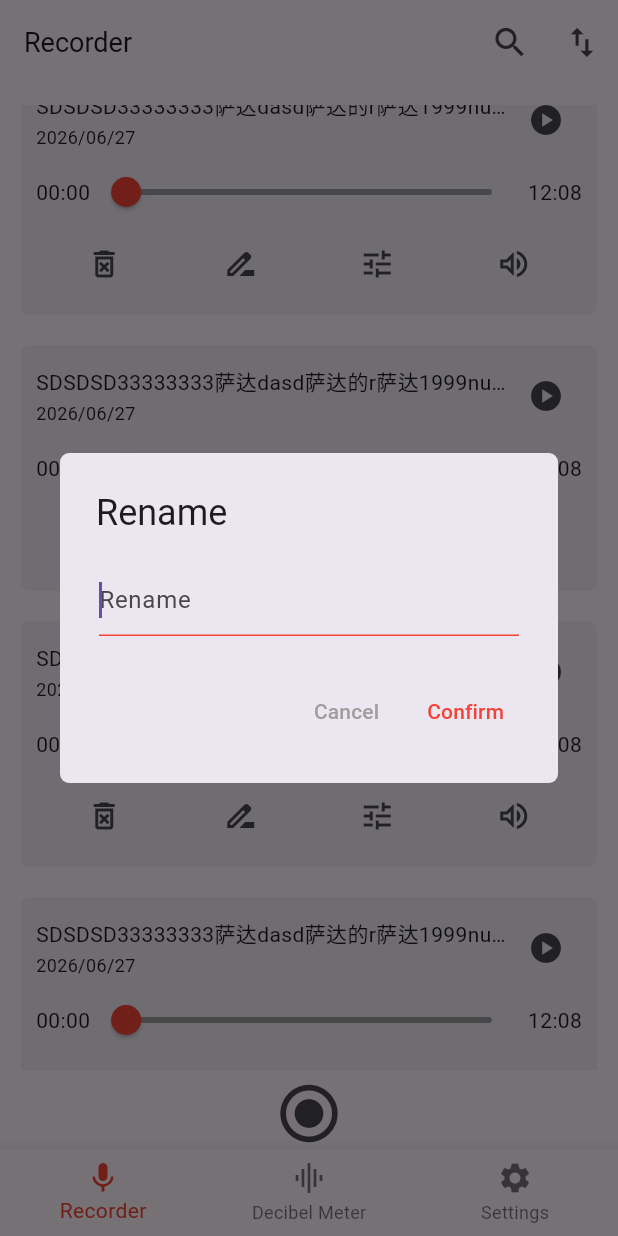
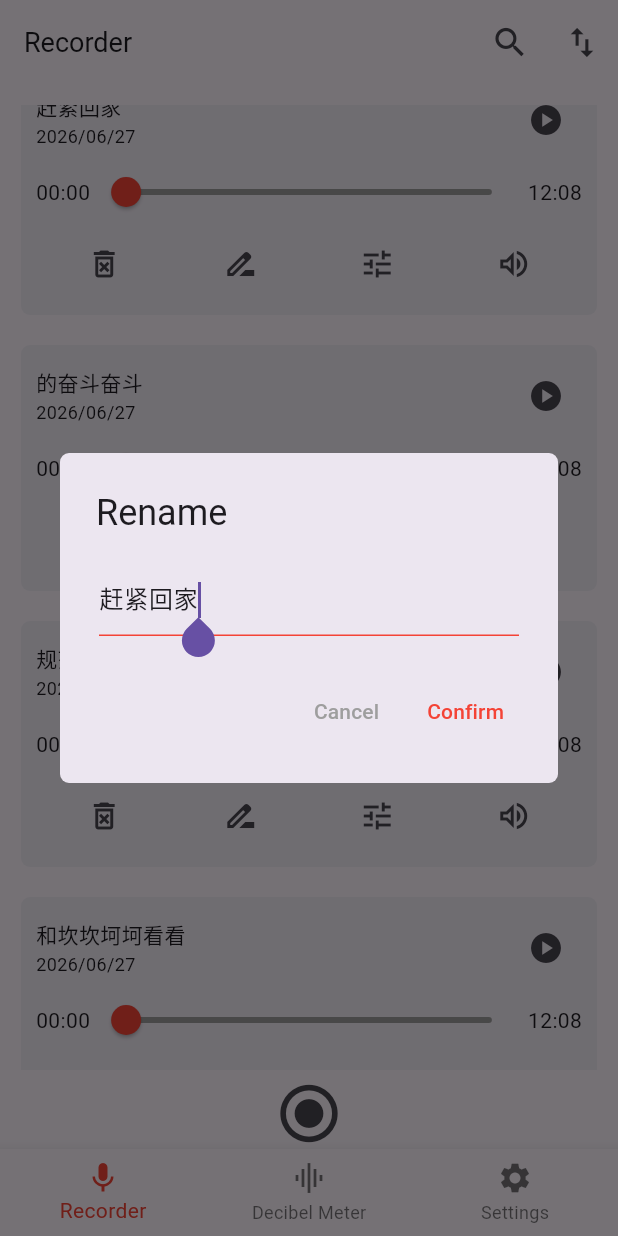
Before and after one commit to wu-yiqiang/audiometer, a Flutter app: the screen it shows after launch, scrolled down 576 dp, after a tap on the "drive file rename outline" icon, on a phone screen of 412 x 824 dp. Run offline on Flutter 3.47's test engine with Material 3 defaults, Android fonts, the phone set to English and light mode, and no system bars; our stand-ins replace flutter_easyloading, get, get_storage.

Commit message:
录音数据删除和修改修改功能

```diff
--- a/lib/main.dart
+++ b/lib/main.dart
@@ -7,6 +7,7 @@ import 'package:audiometer/utils/eventBus.dart';
 import 'package:flutter/material.dart';
 import 'package:get/get.dart';
 import 'package:get_storage/get_storage.dart';
+import 'package:flutter_easyloading/flutter_easyloading.dart';
 
 void main() async {
   await GetStorage.init();
@@ -26,6 +27,7 @@ class MyApp extends StatelessWidget {
     late GeneralController generalController = Get.put(GeneralController());
     return Obx(() {
       return GetMaterialApp(
+        builder: EasyLoading.init(),
         initialRoute: routerMap['HOME'],
         getPages: AppPages.pages,
         theme: ThemeData(
--- a/lib/pages/RecorderPage/Recorder.dart
+++ b/lib/pages/RecorderPage/Recorder.dart
@@ -1,21 +1,28 @@
 import 'package:audiometer/common/const.dart';
-import 'package:audiometer/store/store.dart';
-import 'package:audiometer/widgets/DeleteDialog.dart';
+import 'package:audiometer/pages/RecorderPage/recorder_controllers/recorder_controller.dart';
+import 'package:audiometer/widgets/OpenDialog.dart';
 import 'package:audiometer/widgets/IconsButton.dart';
 import 'package:flutter/material.dart';
 import 'package:get/get.dart';
+import 'package:flutter_easyloading/flutter_easyloading.dart';
 
 class Recorder extends StatefulWidget {
-  const Recorder({super.key});
+  final dynamic recorder;
+
+  const Recorder({super.key, required this.recorder});
 
   @override
   State<Recorder> createState() => _Recorder();
 }
 
 class _Recorder extends State<Recorder> {
+  RecorderController recorderController = Get.put(RecorderController());
   double timelength = 0;
   @override
   Widget build(BuildContext context) {
+    TextEditingController text_controller = TextEditingController(
+      text: widget.recorder['title'],
+    );
     return Container(
       width: double.infinity,
       padding: EdgeInsets.all(10),
@@ -37,7 +44,7 @@ class _Recorder extends State<Recorder> {
                   spacing: 2,
                   children: [
                     Text(
-                      "SDSDSD33333333萨达dasd萨达的r萨达1999nu900k0",
+                      widget.recorder['title'],
                       overflow: TextOverflow.ellipsis,
                       style: TextStyle(fontSize: 14),
                     ),
@@ -80,12 +87,20 @@ class _Recorder extends State<Recorder> {
                   child: IconsButton(
                     icon: Icons.delete_forever_outlined,
                     onPress: () async {
-                      bool? deleted = await showDeleteConfirmDialog(
+                      await openDialog(
                         context,
                         'deleteTips'.tr,
                         Text('confirmDeleteTheRecorder'.tr),
+                        submit: () {
+                          bool success = recorderController.deleteRecorder(
+                            widget.recorder['title'],
+                          );
+                          if (!success) {
+                            EasyLoading.showError('deleteFailed'.tr);
+                          }
+                          Navigator.of(context).pop(true);
+                        },
                       );
-                      if (deleted == true) {}
                     },
                   ),
                 ),
@@ -94,13 +109,15 @@ class _Recorder extends State<Recorder> {
                   child: IconsButton(
                     icon: Icons.drive_file_rename_outline,
                     onPress: () async {
-                      bool? deleted = await showDeleteConfirmDialog(
+                      text_controller.text = widget.recorder['title'];
+                      bool? renamed = await openDialog(
                         context,
                         'rename'.tr,
                         Column(
                           mainAxisSize: MainAxisSize.min,
                           children: [
                             TextField(
+                              controller: text_controller,
                               autofocus: true,
                               decoration: InputDecoration(
                                 focusedBorder: UnderlineInputBorder(
@@ -114,8 +131,27 @@ class _Recorder extends State<Recorder> {
                             ),
                           ],
                         ),
+                        submit: () {
+                          if (text_controller.text.isEmpty) {
+                            EasyLoading.showError('titleIsNotEmpty'.tr);
+                            return;
+                          }
+                          if (text_controller.text ==
+                              widget.recorder['title']) {
+                            Navigator.of(context).pop(true);
+                            return;
+                          }
+                          bool successful = recorderController.renameRecorder(
+                            widget.recorder,
+                            text_controller.text,
+                          );
+                          if (successful == false) {
+                            EasyLoading.showError('titleRepeated'.tr);
+                            return;
+                          }
+                          Navigator.of(context).pop(true);
+                        },
                       );
-                      if (deleted == true) {}
                     },
                   ),
                 ),
--- a/lib/pages/RecorderPage/RecorderPage.dart
+++ b/lib/pages/RecorderPage/RecorderPage.dart
@@ -1,4 +1,5 @@
 import 'package:audiometer/pages/RecorderPage/Recorder.dart';
+import 'package:audiometer/pages/RecorderPage/recorder_controllers/recorder_controller.dart';
 import 'package:audiometer/router/router.dart';
 import 'package:audiometer/utils/eventBus.dart';
 import 'package:audiometer/widgets/IconsButton.dart';
@@ -7,6 +8,7 @@ import 'package:get/get.dart';
 
 class RecorderPage extends StatelessWidget {
   Widget build(BuildContext context) {
+    RecorderController recorderController = Get.put(RecorderController());
     return Scaffold(
       appBar: AppBar(
         backgroundColor: Colors.transparent,
@@ -14,11 +16,7 @@ class RecorderPage extends StatelessWidget {
         elevation: 0,
         title: Text("recorder".tr, style: TextStyle(fontSize: 18)),
         actions: <Widget>[
-          IconsButton(
-            icon: Icons.search,
-            size: 26,
-            onPress: () {},
-          ),
+          IconsButton(icon: Icons.search, size: 26, onPress: () {}),
           IconsButton(icon: Icons.swap_vert, size: 26, onPress: () {}),
         ],
       ),
@@ -29,38 +27,21 @@ class RecorderPage extends StatelessWidget {
             direction: Axis.vertical,
             mainAxisAlignment: MainAxisAlignment.end,
             children: [
-              Expanded(child: SingleChildScrollView(
+              Obx(() {
+                return Expanded(
+                  child: SingleChildScrollView(
                     child: Flex(
                       direction: Axis.vertical,
                       mainAxisAlignment: MainAxisAlignment.start,
                       crossAxisAlignment: CrossAxisAlignment.center,
                       spacing: 20,
-                    children: [
-                      Recorder(),
-                      Recorder(),
-                      Recorder(),
-                      Recorder(),
-                      Recorder(),
-                      Recorder(),
-                      Recorder(),
-                      Recorder(),
-                      Recorder(),
-                      Recorder(),
-                      Recorder(),
-                      Recorder(),
-                      Recorder(),
-                      Recorder(),
-                      Recorder(),
-                      Recorder(),
-                      Recorder(),
-                      Recorder(),
-                      Recorder(),
-                      Recorder(),
-                      Recorder(),
-                    ],
+                      children: recorderController.recorders.map((v) {
+                        return Recorder(recorder: v);
+                      }).toList(),
                     ),
                   ),
-              ),
+                );
+              }),
               Container(
                 padding: EdgeInsets.only(top: 5),
                 child: Row(
@@ -78,7 +59,7 @@ class RecorderPage extends StatelessWidget {
                     ),
                   ],
                 ),
-              )
+              ),
             ],
           ),
         ),
--- /dev/null
+++ b/lib/pages/RecorderPage/recorder_controllers/recorder_controller.dart
@@ -0,0 +1,46 @@
+import 'package:get/get.dart';
+
+class RecorderController extends GetxController {
+  RxList<Map<String, dynamic>> recorders = [
+    {'id': 1, 'title': "萨达达萨达萨达萨达萨达萨达舒服萨法萨达", 'timeStamp': "2026/09/12"},
+    {'id': 2, 'title': "8989898888", 'timeStamp': "2026/09/42"},
+    {'id': 3, 'title': "ssd萨达萨达", 'timeStamp': "2026/09/02"},
+    {'id': 4, 'title': "赶紧回家", 'timeStamp': "2026/03/89"},
+    {'id': 5, 'title': "的奋斗奋斗", 'timeStamp': "2026/12/12"},
+    {'id': 6, 'title': "规范化哈哈哈哈哈哈", 'timeStamp': "2026/10/12"},
+    {'id': 7, 'title': "和坎坎坷坷看看", 'timeStamp': "2026/01/12"},
+  ].obs;
+
+  bool deleteRecorder(String value) {
+    try {
+      recorders.removeWhere((re) => re['title'] == value);
+      return true;
+    } catch (e) {
+      return false;
+    }
+  }
+
+  bool renameRecorder(dynamic item, String newValue) {
+    final index = recorders.indexWhere((re) => re['id'] == item['id']);
+    final ind = recorders.indexWhere((re) => re['title'] == newValue);
+    if (ind > -1) {
+      return false;
+    }
+    if (index > -1) {
+      recorders[index]['title'] = newValue;
+      recorders.refresh();
+      return true;
+    }
+    return false;
+  }
+
+  @override
+  void onInit() async {
+    super.onInit();
+  }
+
+  @override
+  void onClose() {
+    super.onClose();
+  }
+}
--- a/lib/pages/Settings/About/About.dart
+++ b/lib/pages/Settings/About/About.dart
@@ -43,7 +43,7 @@ class _About extends State<About> {
             Icon(Icons.keyboard_arrow_right),
           ],
         )),
-        Divider(color: BorderColor),
+        Divider(),
         GestureDetector(
           behavior: HitTestBehavior.opaque,
           onTap: () {
@@ -69,7 +69,7 @@ class _About extends State<About> {
             ],
           ),
         ),
-        Divider(color: BorderColor),
+        Divider(),
         Flex(
           direction: Axis.horizontal,
           mainAxisAlignment: MainAxisAlignment.spaceBetween,
--- a/lib/pages/Settings/AudioSettings/AudioSettings.dart
+++ b/lib/pages/Settings/AudioSettings/AudioSettings.dart
@@ -66,7 +66,7 @@ class _AudioSettings extends State<AudioSettings> {
                         ),
                       );
                     }),
-                    Divider(color: BorderColor),
+                    Divider(),
                     Obx(() {
                       return Expanded(
                         child: GestureDetector(
--- a/lib/pages/Settings/General/General.dart
+++ b/lib/pages/Settings/General/General.dart
@@ -21,7 +21,7 @@ class _General extends State<General> {
       title: "general".tr,
       widgets: [
         LanguageCard(),
-        Divider(color: BorderColor),
+        Divider(),
         ThemeCard()
       ],
     );
--- a/lib/pages/Settings/General/LanguageCard.dart
+++ b/lib/pages/Settings/General/LanguageCard.dart
@@ -51,7 +51,7 @@ class _LanguageCard extends State<LanguageCard> {
                       ),
                     );
                   }),
-                  Divider(color: BorderColor),
+                  Divider(),
                   Obx(() {
                     return Expanded(
                       child: GestureDetector(
--- a/lib/pages/Settings/General/ThemeCard.dart
+++ b/lib/pages/Settings/General/ThemeCard.dart
@@ -46,7 +46,7 @@ class _ThemeCard extends State<ThemeCard> {
                     ),
                   );
                 }),
-                Divider(color: BorderColor),
+                Divider(),
                 Obx(() {
                   return Expanded(
                     child: GestureDetector(
--- a/lib/pages/Settings/Settings.dart
+++ b/lib/pages/Settings/Settings.dart
@@ -1,7 +1,6 @@
 import 'package:audiometer/pages/Settings/About/About.dart';
 import 'package:audiometer/pages/Settings/AudioSettings/AudioSettings.dart';
 import 'package:audiometer/pages/Settings/General/General.dart';
-import 'package:audiometer/widgets/SettingsCard.dart';
 import 'package:flutter/material.dart';
 import 'package:get/get.dart';
 
--- a/lib/translation/en_US.dart
+++ b/lib/translation/en_US.dart
@@ -22,5 +22,8 @@ final Map<String, String> en_US = {
   'systemTheme': 'System Theme',
   'selectRecorderFormat': "Select Recorder Format",
   'privacyPolicy': "Privacy Policy",
-  'contactAuthor': "Contact Author"
-  };
+  'contactAuthor': "Contact Author",
+  'deleteFailed': "Delete Failed",
+  'titleIsNotEmpty': "Title Is Not Empty",
+  'titleRepeated': "Title Repeated"
+};
--- a/lib/translation/zh_CN.dart
+++ b/lib/translation/zh_CN.dart
@@ -22,5 +22,8 @@ final Map<String, String> zh_CN = {
   'systemTheme': '系统主题',
   'selectRecorderFormat': "选择录制格式",
   'privacyPolicy': "隐私政策",
-  'contactAuthor': "联系作者"
+  'contactAuthor': "联系作者",
+  'deleteFailed': "删除失败",
+  'titleIsNotEmpty': "标题不能为空",
+  'titleRepeated': "标题重复"
 };
--- a/pubspec.yaml
+++ b/pubspec.yaml
@@ -37,6 +37,7 @@ dependencies:
   get: ^4.7.3
   get_storage: ^2.1.1
   url_launcher: ^6.3.2
+  flutter_easyloading: ^3.0.5
 
 dev_dependencies:
   flutter_test:
```
Also changed, not shown: lib/widgets/OpenDialog.dart (renamed from lib/widgets/DeleteDialog.dart, +17 -8 lines). Lines whose indentation alone changed are shown as unchanged.
